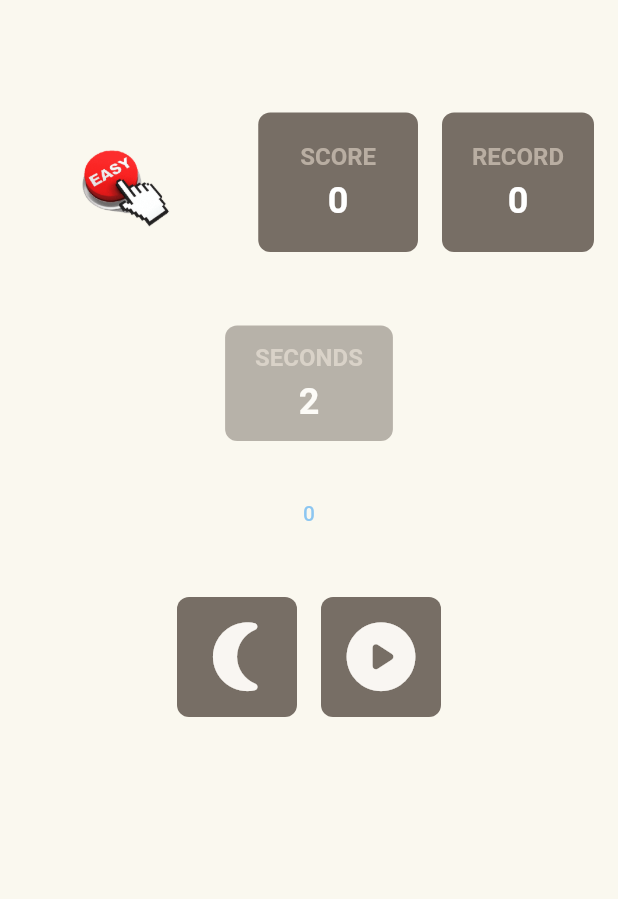
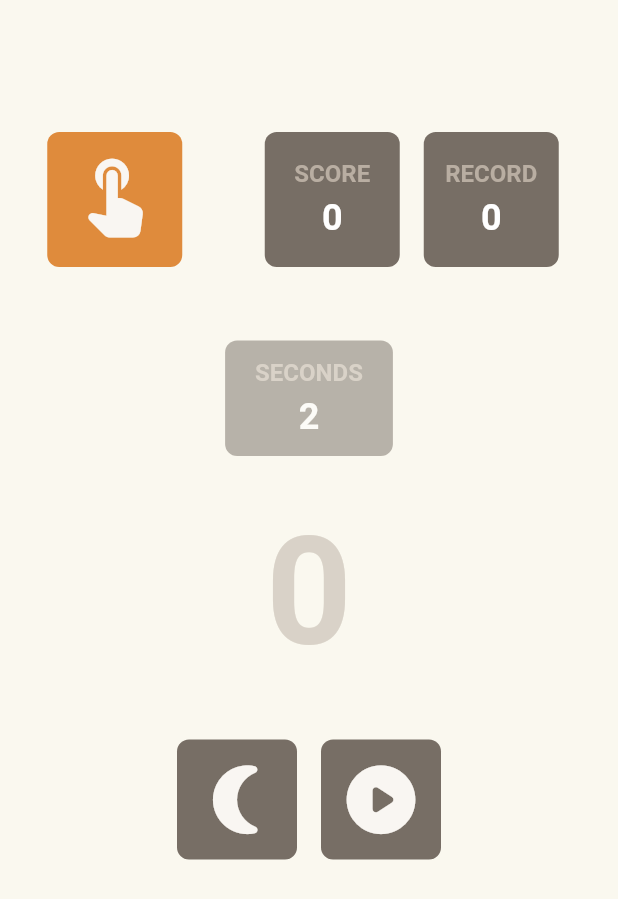
Before and after one commit to plss12/TapTen, a Flutter app: the screen it shows after launch, on a phone screen of 412 x 824 dp. Shown: the top 899 px of the screen. Run offline on Flutter 3.47's test engine with Material 2 defaults, Android fonts, the phone set to English and light mode, and no system bars; our stand-ins replace shared_preferences.

Commit message:
Simplificado estilo y agregado nuevo logo

```diff
--- a/lib/components/buttons.dart
+++ b/lib/components/buttons.dart
@@ -1,6 +1,5 @@
 import 'package:flutter/material.dart';
 import '/const/colors.dart';
-//import 'dart:async';
 
 class Buttons {
   void _increaseTries(int tries, void Function(int) updateTries) {
@@ -12,7 +11,6 @@ class Buttons {
   }
 
   Container moreTries(int tries, void Function(int) updateTries) => Container(
-      //padding: const EdgeInsets.symmetric(horizontal: 6.0, vertical: 6.0),
       decoration: BoxDecoration(
           color: ColorsData.boxColor, borderRadius: BorderRadius.circular(8.0)),
       child: Column(children: [
@@ -28,7 +26,6 @@ class Buttons {
       ]));
 
   Container lessTries(int tries, void Function(int) updateTries) => Container(
-      //padding: const EdgeInsets.symmetric(horizontal: 6.0, vertical: 6.0),
       decoration: BoxDecoration(
           color: ColorsData.boxColor, borderRadius: BorderRadius.circular(8.0)),
       child: Column(children: [
--- a/lib/components/counter.dart
+++ b/lib/components/counter.dart
@@ -127,7 +127,16 @@ class _CounterState extends State<Counter> {
       const SizedBox(height: 16.0),
       Container(
           padding: const EdgeInsets.symmetric(horizontal: 16.0, vertical: 8.0),
-          child: TextButton(onPressed: _button, child: Text("$_counter")))
+          child: TextButton(
+              onPressed: _button,
+              child: Text(
+                "$_counter",
+                style: TextStyle(
+                  fontSize: 100.0,
+                  color: ColorsData.boxLetterColor,
+                  fontWeight: FontWeight.bold,
+                ),
+              )))
     ]);
   }
 }
--- a/lib/components/info_board.dart
+++ b/lib/components/info_board.dart
@@ -10,10 +10,11 @@ class ScoreBoard extends StatelessWidget {
   @override
   Widget build(BuildContext context) {
     return Container(
-      padding: const EdgeInsets.symmetric(horizontal: 20.0, vertical: 20.0),
+      width: 90,
+      height: 90,
       decoration: BoxDecoration(
           color: ColorsData.boxColor, borderRadius: BorderRadius.circular(8.0)),
-      child: Column(children: [
+      child: Column(mainAxisAlignment: MainAxisAlignment.center, children: [
         Text(
           label,
           style: TextStyle(
--- a/lib/const/colors.dart
+++ b/lib/const/colors.dart
@@ -6,11 +6,12 @@ class ColorsData {
   static Color boxLetterColor = const Color(0xffb9aea2);
   static Color boxColor = const Color(0xff776e65);
   static Color boxNumberColor = const Color(0xfff9f6f2);
+  static Color iconColor = const Color.fromARGB(255, 223, 139, 60);
   static Color backgroundColor = backColor;
   static Icon modeIcon = const Icon(Icons.nightlight_round);
-  static Icon topIcon = const Icon(
-    Icons.workspace_premium_rounded,
-  );
+  static Icon iconIcon =
+      Icon(Icons.touch_app_rounded, color: boxNumberColor, size: 60);
+  static Icon topIcon = const Icon(Icons.workspace_premium_rounded);
   static Icon button = const Icon(
     Icons.trending_up_rounded,
     size: 100,
--- a/lib/game.dart
+++ b/lib/game.dart
@@ -62,46 +62,39 @@ class _GameState extends State<Game> {
     return Scaffold(
       backgroundColor: ColorsData.backgroundColor,
       body: Container(
-        margin: const EdgeInsets.only(top: 75, bottom: 10),
+        margin: const EdgeInsets.only(top: 80, bottom: 10),
         child: Column(
           children: [
             Padding(
               padding: const EdgeInsets.symmetric(horizontal: 8.0),
               child: Row(
-                    mainAxisAlignment: MainAxisAlignment.spaceBetween,
+                mainAxisAlignment: MainAxisAlignment.spaceAround,
                 children: [
-                      Image.asset(
-                        'assets/images/Logo.png',
-                        width: 150,
+                  Container(
+                    width: 90,
+                    height: 90,
+                    decoration: BoxDecoration(
+                        color: ColorsData.iconColor,
+                        borderRadius: BorderRadius.circular(8.0)),
+                    child: ColorsData.iconIcon,
                   ),
-                      Row(children: [
-                        Padding(
-                          padding: const EdgeInsets.symmetric(horizontal: 8.0),
-                          child: Column(
+                  Row(
                     children: [
                       Padding(
-                                padding: const EdgeInsets.only(bottom: 8.0),
+                        padding: const EdgeInsets.all(8.0),
+                        child:
+                            ScoreBoard(label: '  SCORE  ', score: '$_lastTry'),
+                      ),
+                      Padding(
+                        padding: const EdgeInsets.all(8.0),
                         child: ScoreBoard(
-                                    label: '  SCORE  ', score: '$_lastTry'),
+                            label: 'RECORD', score: '${_bestTry.value}'),
+                      ),
+                    ],
                   ),
                 ],
               ),
             ),
-                        Padding(
-                          padding: const EdgeInsets.symmetric(horizontal: 8.0),
-                          child: Column(
-                            children: [
-                              Padding(
-                                padding: const EdgeInsets.only(bottom: 8.0),
-                                child: ScoreBoard(
-                                    label: 'RECORD',
-                                    score: '${_bestTry.value}'),
-                              ),
-                            ],
-                          ),
-                        ),
-                      ]),
-                    ])),
             Padding(
               padding: const EdgeInsets.symmetric(vertical: 25.0),
               child: Column(
```
Lines whose indentation alone changed are shown as unchanged.
